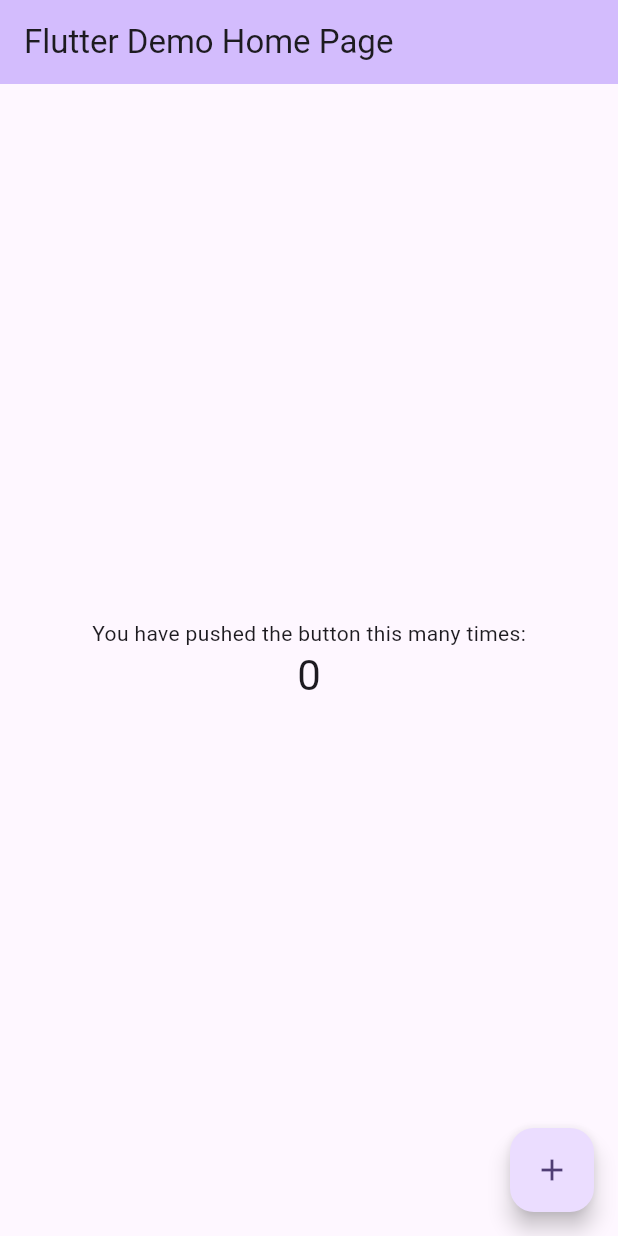
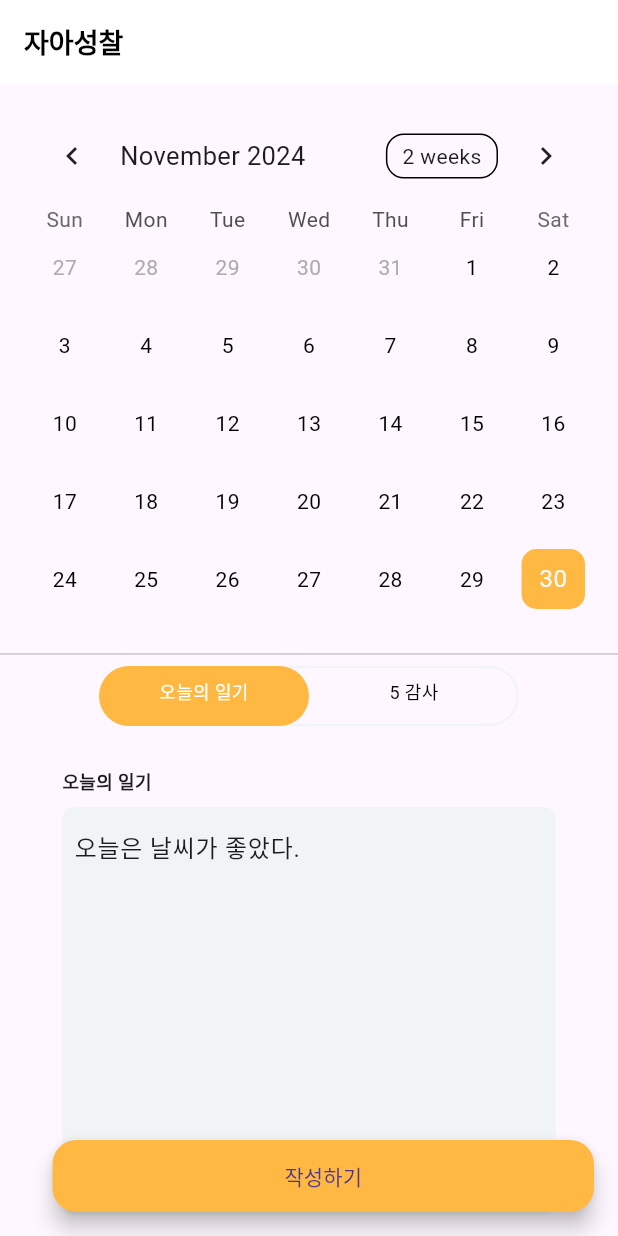
Before and after one commit to Seeds-kr/LifeMaster-FE, a Flutter app: the screen it shows after launch, on a phone screen of 412 x 824 dp. Run offline on Flutter 3.47's test engine with Material 3 defaults, Android fonts, the phone set to English and light mode, and no system bars; drawn by our look-alikes of table_calendar.

Commit message:
add Diary

```diff
--- a/lib/main.dart
+++ b/lib/main.dart
@@ -1,184 +1,12 @@
 import 'package:flutter/material.dart';
-// import 'package:lifemaster_proj2/screen/calender_widget.dart';
-// import 'package:lifemaster_proj2/screen/challenge_widget.dart';
-// import 'package:lifemaster_proj2/screen/detox_widget.dart';
-// import 'package:lifemaster_proj2/screen/self_reflection_widget.dart';
-// import 'package:lifemaster_proj2/screen/sleep_widget.dart';
-// import 'package:lifemaster_proj2/screen/todo_widget.dart';
+import 'package:lifemaster_proj2/screen/Diary.dart';
 
 void main() {
-  runApp(const MyApp());
+  runApp(MaterialApp(
+    title: '자아성찰',
+    theme: ThemeData(
+      primarySwatch: Colors.blue,
+    ),
+    home: const CalendarScreen(),
+  ));
 }
-
-class MyApp extends StatelessWidget {
-  const MyApp({super.key});
-
-  // This widget is the root of your application.
-  @override
-  Widget build(BuildContext context) {
-    return MaterialApp(
-      title: 'Flutter Demo',
-      theme: ThemeData(
-        colorScheme: ColorScheme.fromSeed(seedColor: Colors.deepPurple),
-        useMaterial3: true,
-      ),
-      home: const MyHomePage(title: 'Flutter Demo Home Page'),
-    );
-  }
-}
-
-class MyHomePage extends StatefulWidget {
-  const MyHomePage({super.key, required this.title});
-
-  final String title;
-
-  @override
-  State<MyHomePage> createState() => _MyHomePageState();
-}
-
-class _MyHomePageState extends State<MyHomePage> {
-  int _counter = 0;
-
-  void _incrementCounter() {
-    setState(() {
-      _counter++;
-    });
-  }
-
-  @override
-  Widget build(BuildContext context) {
-    return Scaffold(
-      appBar: AppBar(
-        // TRY THIS: Try changing the color here to a specific color (to
-        // Colors.amber, perhaps?) and trigger a hot reload to see the AppBar
-        // change color while the other colors stay the same.
-        backgroundColor: Theme.of(context).colorScheme.inversePrimary,
-        // Here we take the value from the MyHomePage object that was created by
-        // the App.build method, and use it to set our appbar title.
-        title: Text(widget.title),
-      ),
-      body: Center(
-        // Center is a layout widget. It takes a single child and positions it
-        // in the middle of the parent.
-        child: Column(
-          mainAxisAlignment: MainAxisAlignment.center,
-          children: <Widget>[
-            const Text(
-              'You have pushed the button this many times:',
-            ),
-            Text(
-              '$_counter',
-              style: Theme.of(context).textTheme.headlineMedium,
-            ),
-          ],
-        ),
-      ),
-      floatingActionButton: FloatingActionButton(
-        onPressed: _incrementCounter,
-        tooltip: 'Increment',
-        child: const Icon(Icons.add),
-      ), // This trailing comma makes auto-formatting nicer for build methods.
-    );
-  }
-}
-
-// void main() {
-//   runApp(LifeMasterApp());
-// }
-//
-// class LifeMasterApp extends StatelessWidget {
-//   @override
-//   Widget build(BuildContext context) {
-//     return MaterialApp(
-//       debugShowCheckedModeBanner: false,
-//       home: LifeMasterHomePage(),
-//     );
-//   }
-// }
-//
-// class LifeMasterHomePage extends StatefulWidget {
-//   @override
-//   _LifeMasterHomePageState createState() => _LifeMasterHomePageState();
-// }
-//
-// class _LifeMasterHomePageState extends State<LifeMasterHomePage> {
-//   DateTime _selectedDate = DateTime.now();
-//
-//   // 모든 날짜별 활동을 저장할 `Map`
-//   final Map<DateTime, Map<String, dynamic>> _activities = {};
-//
-//   void _onDateSelected(DateTime date) {
-//     setState(() {
-//       _selectedDate = date;
-//     });
-//   }
-//
-//   Map<String, dynamic> get _currentActivities {
-//     // 선택된 날짜의 활동 데이터를 가져오고, 없으면 초기값으로 설정하여 반환
-//     if (!_activities.containsKey(_selectedDate)) {
-//       _activities[_selectedDate] = {
-//         'tasks': <Map<String, dynamic>>[], // 할 일 리스트
-//         'sleep': "수면 정보 없음", // 수면 정보
-//         'reflection': <String, dynamic>{}, // 자아 성찰
-//         'challenge': <String, dynamic>{}, // 챌린지
-//         'detox': <String, dynamic>{}, // 디톡스
-//       };
-//     }
-//     return _activities[_selectedDate]!;
-//   }
-//
-//   void _updateActivity(String key, dynamic value) {
-//     setState(() {
-//       if (_activities.containsKey(_selectedDate)) {
-//         _activities[_selectedDate]![key] = value; // 특정 활동 업데이트
-//       }
-//     });
-//   }
-//
-//   @override
-//   Widget build(BuildContext context) {
-//     return Scaffold(
-//       backgroundColor: Color(0xFFEFF3F7),
-//       body: SingleChildScrollView(
-//         padding: const EdgeInsets.all(16.0),
-//         child: Column(
-//           children: [
-//             CalendarWidget(
-//               selectedDate: _selectedDate,
-//               onDateSelected: _onDateSelected,
-//             ),
-//             SizedBox(height: 16),
-//             TodoWidget(
-//               initialTasks: List<Map<String, dynamic>>.from(
-//                   _currentActivities['tasks'] as List<Map<String, dynamic>>),
-//               onUpdate: (tasks) => _updateActivity('tasks', tasks),
-//             ),
-//             SizedBox(height: 16),
-//             SleepWidget(
-//               sleepData: _currentActivities['sleep'] as String,
-//               onUpdate: (data) => _updateActivity('sleep', data),
-//             ),
-//             SizedBox(height: 16),
-//             SelfReflectionWidget(
-//               reflectionData: Map<String, dynamic>.from(
-//                   _currentActivities['reflection'] as Map<String, dynamic>),
-//               onUpdate: (data) => _updateActivity('reflection', data),
-//             ),
-//             SizedBox(height: 16),
-//             ChallengeWidget(
-//               challengeData: Map<String, dynamic>.from(
-//                   _currentActivities['challenge'] as Map<String, dynamic>),
-//               onUpdate: (data) => _updateActivity('challenge', data),
-//             ),
-//             SizedBox(height: 16),
-//             DetoxWidget(
-//               detoxData: Map<String, dynamic>.from(
-//                   _currentActivities['detox'] as Map<String, dynamic>),
-//               onUpdate: (data) => _updateActivity('detox', data),
-//             ),
-//           ],
-//         ),
-//       ),
-//     );
-//   }
-// }
--- /dev/null
+++ b/lib/models/diary_entry.dart
@@ -0,0 +1,8 @@
+class DiaryEntry {
+  final DateTime date;
+  String diary;
+  List<String> gratitude;
+
+  DiaryEntry(this.date, {this.diary = '', List<String>? gratitude})
+      : gratitude = gratitude ?? List.generate(5, (_) => '');
+}
--- /dev/null
+++ b/lib/screen/Diary.dart
@@ -0,0 +1,304 @@
+import 'package:flutter/material.dart';
+import 'package:table_calendar/table_calendar.dart';
+import '../models/diary_entry.dart';
+
+class CalendarScreen extends StatefulWidget {
+  const CalendarScreen({super.key});
+
+  @override
+  CalendarScreenState createState() => CalendarScreenState();
+}
+
+class CalendarScreenState extends State<CalendarScreen> {
+  CalendarFormat _calendarFormat = CalendarFormat.month;
+  DateTime _selectedDay = DateTime.now();
+  DateTime _focusedDay = DateTime.now();
+
+  final List<DiaryEntry> _diaryEntries = [
+    DiaryEntry(DateTime.now(), diary: "오늘은 날씨가 좋았다.", gratitude: ["가족과 함께", "좋은 음식", "운동을 했다"]),
+  ];
+
+  DiaryEntry _getEntryForSelectedDay() {
+    return _diaryEntries.firstWhere(
+          (entry) => isSameDay(entry.date, _selectedDay),
+      orElse: () => DiaryEntry(_selectedDay),
+    );
+  }
+
+  bool _showDiary = true;
+
+  void _saveDiaryEntry(DiaryEntry entry) {
+    setState(() {
+      // 해당 날짜의 일기 또는 감사 내용 업데이트
+      int index = _diaryEntries.indexWhere((e) => isSameDay(e.date, entry.date));
+      if (index != -1) {
+        _diaryEntries[index] = entry; // 이미 존재하는 항목을 업데이트
+      } else {
+        _diaryEntries.add(entry); // 새 항목 추가
+      }
+    });
+  }
+
+  @override
+  Widget build(BuildContext context) {
+    DiaryEntry selectedEntry = _getEntryForSelectedDay();
+
+    return Scaffold(
+      appBar: AppBar(
+        title: const Text('자아성찰'),
+        backgroundColor: Colors.white,
+        elevation: 0,
+        titleTextStyle: const TextStyle(color: Colors.black, fontSize: 18, fontWeight: FontWeight.bold),
+        iconTheme: const IconThemeData(color: Colors.black),
+      ),
+      body: SingleChildScrollView(
+        child: Column(
+          children: [
+            Container(
+              margin: const EdgeInsets.all(16),
+              child: TableCalendar(
+                firstDay: DateTime.utc(2020, 1, 1),
+                lastDay: DateTime.utc(2030, 12, 31),
+                focusedDay: _focusedDay,
+                calendarFormat: _calendarFormat,
+                selectedDayPredicate: (day) {
+                  return isSameDay(_selectedDay, day);
+                },
+                onDaySelected: (selectedDay, focusedDay) {
+                  setState(() {
+                    _selectedDay = selectedDay;
+                    _focusedDay = focusedDay;
+                  });
+                },
+                onFormatChanged: (format) {
+                  setState(() {
+                    _calendarFormat = format;
+                  });
+                },
+                onPageChanged: (focusedDay) {
+                  _focusedDay = focusedDay;
+                },
+                calendarStyle: CalendarStyle(
+                  todayDecoration: BoxDecoration(
+                    color: const Color.fromRGBO(255, 185, 67, 0.3),
+                    borderRadius: BorderRadius.circular(10),
+                  ),
+                  selectedDecoration: BoxDecoration(
+                    color: _showDiary
+                        ? const Color.fromRGBO(255, 185, 67, 1)
+                        : const Color.fromRGBO(244, 219, 145, 1),
+                    borderRadius: BorderRadius.circular(10),
+                  ),
+                  defaultTextStyle: const TextStyle(color: Colors.black),
+                  weekendTextStyle: const TextStyle(color: Colors.black),
+                ),
+              ),
+            ),
+            const Divider(),
+            Stack(
+              alignment: Alignment.center,
+              children: [
+                Container(
+                  width: 280,
+                  height: 40,
+                  decoration: BoxDecoration(
+                    color: Colors.transparent,
+                    border: Border.all(color: const Color(0xFFF0F4F5), width: 1.5),
+                    borderRadius: BorderRadius.circular(30),
+                  ),
+                ),
+                Row(
+                  mainAxisAlignment: MainAxisAlignment.center,
+                  children: [
+                    GestureDetector(
+                      onTap: () {
+                        setState(() {
+                          _showDiary = true;
+                        });
+                      },
+                      child: Container(
+                        width: 140,
+                        height: 40,
+                        padding: const EdgeInsets.symmetric(vertical: 8, horizontal: 24),
+                        decoration: BoxDecoration(
+                          color: _showDiary ? const Color(0xFFFFB943) : Colors.transparent,
+                          borderRadius: BorderRadius.horizontal(
+                            left: const Radius.circular(30),
+                            right: _showDiary ? const Radius.circular(30) : Radius.zero,
+                          ),
+                        ),
+                        child: Text(
+                          "오늘의 일기",
+                          style: TextStyle(color: _showDiary ? Colors.white : Colors.black, fontSize: 12),
+                          textAlign: TextAlign.center,
+                        ),
+                      ),
+                    ),
+                    GestureDetector(
+                      onTap: () {
+                        setState(() {
+                          _showDiary = false;
+                        });
+                      },
+                      child: Container(
+                        width: 140,
+                        height: 40,
+                        padding: const EdgeInsets.symmetric(vertical: 8, horizontal: 24),
+                        decoration: BoxDecoration(
+                          color: !_showDiary ? const Color.fromRGBO(244, 219, 145, 1) : Colors.transparent,
+                          borderRadius: BorderRadius.horizontal(
+                            left: !_showDiary ? const Radius.circular(30) : Radius.zero,
+                            right: const Radius.circular(30),
+                          ),
+                        ),
+                        child: const Text(
+                          "5 감사",
+                          style: TextStyle(color: Colors.black, fontSize: 12),
+                          textAlign: TextAlign.center,
+                        ),
+                      ),
+                    ),
+                  ],
+                ),
+              ],
+            ),
+            const SizedBox(height: 12),
+            if (_showDiary)
+              DiaryScreenWidget(entry: selectedEntry, saveEntry: _saveDiaryEntry),
+            if (!_showDiary)
+              GratitudeScreenWidget(entry: selectedEntry, saveEntry: _saveDiaryEntry),
+            const SizedBox(height: 16),
+          ],
+        ),
+      ),
+      floatingActionButton: Container(
+        width: 361,
+        height: 48,
+        child: FloatingActionButton(
+          backgroundColor: _showDiary
+              ? const Color.fromRGBO(255, 185, 67, 1)
+              : const Color.fromRGBO(244, 219, 145, 1),
+          onPressed: () {
+            _saveDiaryEntry(selectedEntry); // 작성 내용 저장
+          },
+          child: const Text("작성하기"),
+        ),
+      ),
+    );
+  }
+}
+
+class DiaryScreenWidget extends StatelessWidget {
+  final TextEditingController _controller = TextEditingController();
+  final DiaryEntry entry;
+  final Function(DiaryEntry) saveEntry;
+
+  DiaryScreenWidget({required this.entry, required this.saveEntry, super.key});
+
+  @override
+  Widget build(BuildContext context) {
+    // Controller를 entry의 내용으로 초기화
+    _controller.text = entry.diary ?? '';
+
+    return SingleChildScrollView(
+      child: Container(
+        width: 361,
+        padding: const EdgeInsets.all(16),
+        child: Column(
+          crossAxisAlignment: CrossAxisAlignment.stretch,
+          children: [
+            const Text(
+              "오늘의 일기",
+              style: TextStyle(fontSize: 12, fontWeight: FontWeight.bold),
+            ),
+            const SizedBox(height: 8),
+            Container(
+              padding: const EdgeInsets.all(8),
+              decoration: BoxDecoration(
+                color: const Color.fromRGBO(240, 244, 245, 1),
+                borderRadius: BorderRadius.circular(8),
+              ),
+              child: TextField(
+                controller: _controller,
+                maxLines: 10,
+                decoration: const InputDecoration(
+                  hintText: "오늘 하루동안 있었던 일을 적어보세요",
+                  hintStyle: TextStyle(fontSize: 14, color: Color.fromRGBO(19, 19, 19, 0.6)),
+                  border: InputBorder.none,
+                ),
+                onChanged: (value) {
+                  entry.diary = value;
+                },
+              ),
+            ),
+            const SizedBox(height: 60),
+            // 저장된 내용 표시
+            if (entry.diary != null && entry.diary!.isNotEmpty)
+              Padding(
+                padding: const EdgeInsets.only(top: 16.0),
+                child: Text(
+                  "저장된 내용: ${entry.diary}",
+                  style: const TextStyle(fontSize: 16),
+                ),
+              ),
+          ],
+        ),
+      ),
+    );
+  }
+}
+
+class GratitudeScreenWidget extends StatelessWidget {
+  final DiaryEntry entry;
+  final Function(DiaryEntry) saveEntry;
+  final List<TextEditingController> _controllers = List.generate(5, (_) => TextEditingController());
+
+  GratitudeScreenWidget({required this.entry, required this.saveEntry, super.key});
+
+  @override
+  Widget build(BuildContext context) {
+    // Controller들에 gratitude 값을 초기화
+    for (int i = 0; i < entry.gratitude.length; i++) {
+      _controllers[i].text = entry.gratitude[i];
+    }
+
+    return SingleChildScrollView(
+      child: Container(
+        width: 361,
+        padding: const EdgeInsets.all(16),
+        child: Column(
+          crossAxisAlignment: CrossAxisAlignment.stretch,
+          children: List.generate(5, (index) {
+            String gratitudeLabel = '감사한 일 ${index + 1}';
+            return Column(
+              crossAxisAlignment: CrossAxisAlignment.stretch,
+              children: [
+                Text(gratitudeLabel, style: const TextStyle(fontSize: 12, fontWeight: FontWeight.bold)),
+                const SizedBox(height: 8),
+                Container(
+                  padding: const EdgeInsets.all(8),
+                  decoration: BoxDecoration(
+                    color: const Color.fromRGBO(240, 244, 245, 1),
+                    borderRadius: BorderRadius.circular(8),
+                  ),
+                  child: TextField(
+                    controller: _controllers[index],
+                    maxLines: 1,
+                    decoration: const InputDecoration(
+                      hintText: "오늘 감사한 일을 적어보세요",
+                      hintStyle: TextStyle(fontSize: 14, color: Color.fromRGBO(19, 19, 19, 0.6)),
+                      border: InputBorder.none,
+                    ),
+                    onChanged: (value) {
+                      entry.gratitude[index] = value;
+                    },
+                  ),
+                ),
+              ],
+            );
+          }),
+        ),
+      ),
+    );
+  }
+}
```
